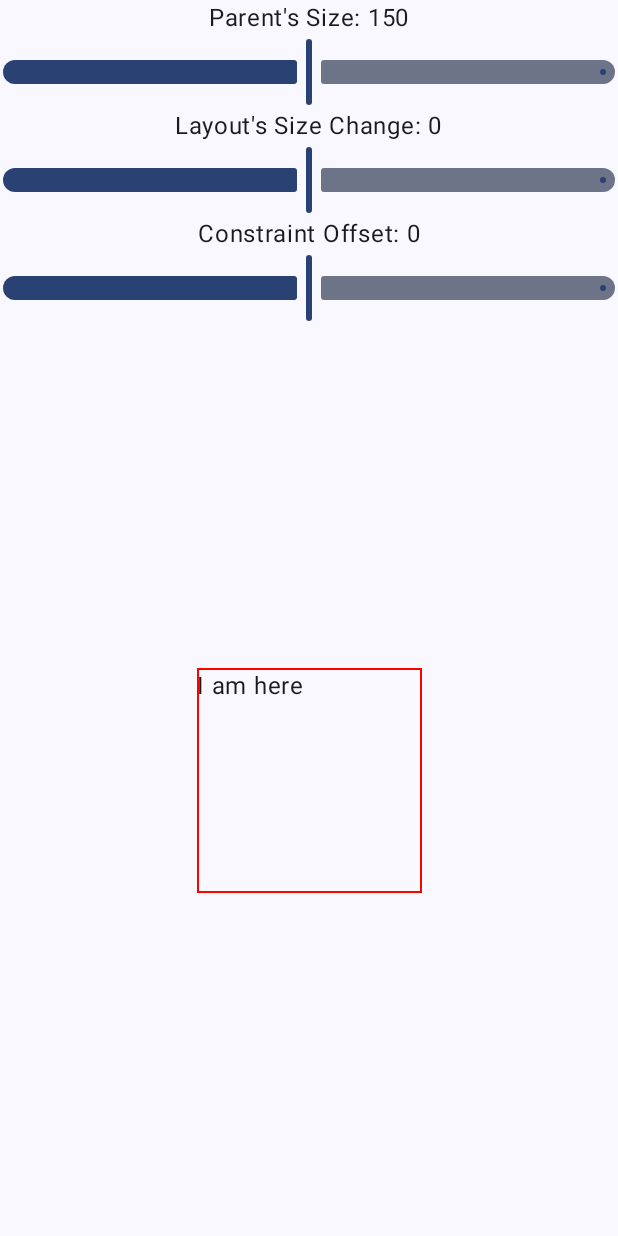
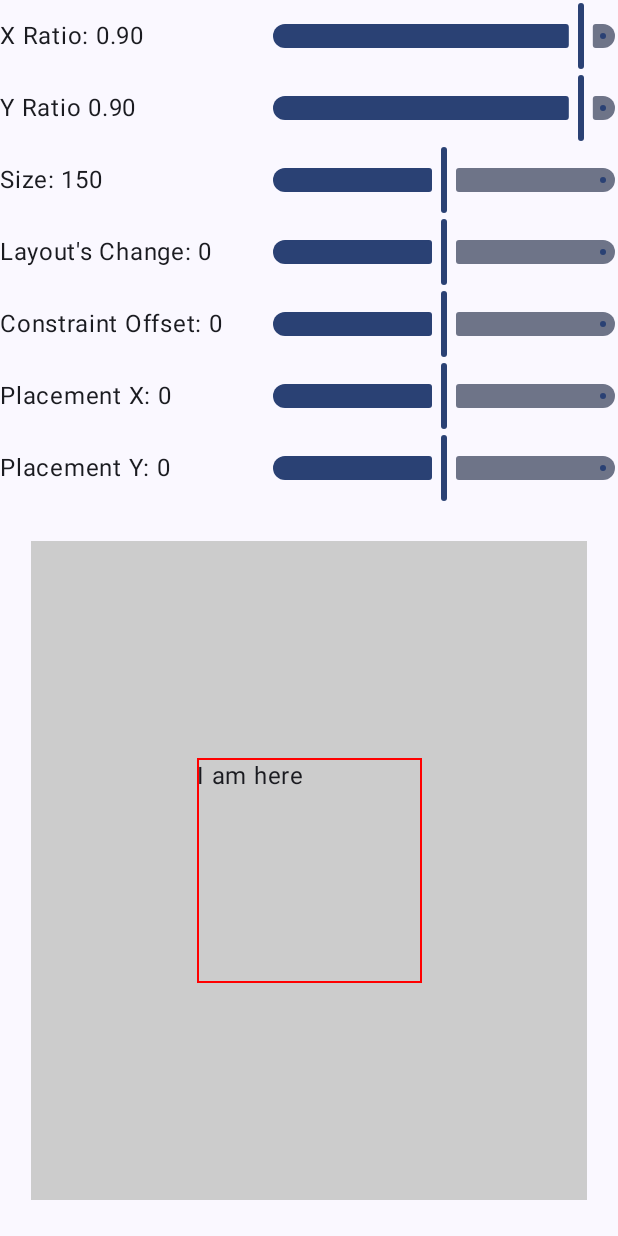
Before and after one commit to elye/demo_android_jetpack_compose_custom_layout, an Android app built with Jetpack Compose: the screen it shows after launch (LayoutModifierSizeExperimentActivity), after a tap on "LayoutModifierSizeExperimentActivity", on a phone screen of 412 x 824 dp. Run offline under Robolectric (Android 15) with nearby library versions, the phone set to English and light mode, and no system bars.

Commit message:
Add a grey centralizable parent

```diff
--- a/app/src/main/java/com/example/customlayout/LayoutModifierSizeExperimentActivity.kt
+++ b/app/src/main/java/com/example/customlayout/LayoutModifierSizeExperimentActivity.kt
@@ -3,12 +3,16 @@ package com.example.customlayout
 import android.os.Bundle
 import androidx.activity.ComponentActivity
 import androidx.activity.compose.setContent
+import androidx.compose.foundation.background
 import androidx.compose.foundation.border
 import androidx.compose.foundation.layout.Arrangement
 import androidx.compose.foundation.layout.Box
 import androidx.compose.foundation.layout.BoxScope
 import androidx.compose.foundation.layout.Column
+import androidx.compose.foundation.layout.Row
+import androidx.compose.foundation.layout.fillMaxHeight
 import androidx.compose.foundation.layout.fillMaxSize
+import androidx.compose.foundation.layout.fillMaxWidth
 import androidx.compose.foundation.layout.height
 import androidx.compose.foundation.layout.width
 import androidx.compose.material3.MaterialTheme
@@ -51,38 +55,119 @@ class LayoutModifierSizeExperimentActivity : ComponentActivity() {
         Column(
             horizontalAlignment = Alignment.CenterHorizontally,
         ) {
-            var parentSize by remember { mutableStateOf(150) }
-            Text(text = "Parent's Size: $parentSize")
+
+            val textWidth = 180.dp
+            var boxSize by remember { mutableStateOf(150) }
+            var parentSizeX by remember { mutableStateOf(0.9f) }
+            var parentSizeY by remember { mutableStateOf(0.9f) }
+            Row (verticalAlignment = Alignment.CenterVertically) {
+                Text(text = "X Ratio: ${parentSizeX.format(2)}", modifier = Modifier.width(textWidth))
                 Slider(
-                value = parentSize.toFloat(),
-                onValueChange = { parentSize = it.toInt() },
+                    value = parentSizeX,
+                    onValueChange = { parentSizeX = it },
+                    valueRange = 0f..1f
+                )
+            }
+            Row (verticalAlignment = Alignment.CenterVertically) {
+                Text(text = "Y Ratio ${parentSizeY.format(2)}", modifier = Modifier.width(textWidth))
+                Slider(
+                    value = parentSizeY,
+                    onValueChange = { parentSizeY = it },
+                    valueRange = 0f..1f
+                )
+            }
+            Row (verticalAlignment = Alignment.CenterVertically) {
+                Text(text = "Size: $boxSize", modifier = Modifier.width(textWidth))
+                Slider(
+                    value = boxSize.toFloat(),
+                    onValueChange = { boxSize = it.toInt() },
                     valueRange = 0f..300f
                 )
+            }
             var layoutSizeChange by remember { mutableStateOf(0) }
-            Text(text = "Layout's Size Change: $layoutSizeChange")
+            Row (verticalAlignment = Alignment.CenterVertically) {
+                Text(text = "Layout's Change: $layoutSizeChange", modifier = Modifier.width(textWidth))
                 Slider(
                     value = layoutSizeChange.toFloat(),
                     onValueChange = { layoutSizeChange = it.toInt() },
                     valueRange = -150f..150f
                 )
+            }
             var constraintOffSet by remember { mutableStateOf(0) }
-            Text(text = "Constraint Offset: $constraintOffSet")
+            Row (verticalAlignment = Alignment.CenterVertically) {
+                Text(text = "Constraint Offset: $constraintOffSet", modifier = Modifier.width(textWidth))
                 Slider(
                     value = constraintOffSet.toFloat(),
                     onValueChange = { constraintOffSet = it.toInt() },
                     valueRange = -150f..150f
                 )
+            }
+            var placementX by remember { mutableStateOf(0) }
+            Row (verticalAlignment = Alignment.CenterVertically) {
+                Text(text = "Placement X: $placementX", modifier = Modifier.width(textWidth))
+                Slider(
+                    value = placementX.toFloat(),
+                    onValueChange = { placementX = it.toInt() },
+                    valueRange = -150f..150f
+                )
+            }
+            var placementY by remember { mutableStateOf(0) }
+            Row (verticalAlignment = Alignment.CenterVertically) {
+                Text(text = "Placement Y: $placementY", modifier = Modifier.width(textWidth))
+                Slider(
+                    value = placementY.toFloat(),
+                    onValueChange = { placementY = it.toInt() },
+                    valueRange = -150f..150f
+                )
+            }
             Column(
                 horizontalAlignment = CenterHorizontally,
                 verticalArrangement = Arrangement.Center,
                 modifier = Modifier.fillMaxSize()
             ) {
-                val size = parentSize.dp
-                BoxLayout(size, Color.Red, layoutSizeChange.dp, constraintOffSet.dp) {
-                    BoxLayout(size, Color.Green, layoutSizeChange.dp, constraintOffSet.dp) {
-                        BoxLayout(size, Color.Blue, layoutSizeChange.dp, constraintOffSet.dp) {
-                            BoxLayout(size, Color.Magenta, layoutSizeChange.dp, constraintOffSet.dp) {
+                Column(
+                    horizontalAlignment = CenterHorizontally,
+                    verticalArrangement = Arrangement.Center,
+                    modifier = Modifier
+                        .fillMaxWidth(parentSizeX)
+                        .fillMaxHeight(parentSizeY)
+                        .background(Color.LightGray)
+                ) {
+                    val size = boxSize.dp
+                    BoxLayout(
+                        size,
+                        Color.Red,
+                        layoutSizeChange.dp,
+                        constraintOffSet.dp,
+                        placementX.dp,
+                        placementY.dp
+                    ) {
+                        BoxLayout(
+                            size,
+                            Color.Green,
+                            layoutSizeChange.dp,
+                            constraintOffSet.dp,
+                            placementX.dp,
+                            placementY.dp
+                        ) {
+                            BoxLayout(
+                                size,
+                                Color.Blue,
+                                layoutSizeChange.dp,
+                                constraintOffSet.dp,
+                                placementX.dp,
+                                placementY.dp
+                            ) {
+                                BoxLayout(
+                                    size,
+                                    Color.Magenta,
+                                    layoutSizeChange.dp,
+                                    constraintOffSet.dp,
+                                    placementX.dp,
+                                    placementY.dp
+                                ) {
                                     Text("I am here")
+                                }
                             }
                         }
                     }
@@ -98,23 +183,29 @@ class LayoutModifierSizeExperimentActivity : ComponentActivity() {
         borderColor: Color,
         layoutSizeChange: Dp,
         constraintOffSet: Dp,
+        placementX: Dp,
+        placementY: Dp,
         content: @Composable BoxScope.() -> Unit = {}
     ) {
         Box(modifier = Modifier
             .width(size)
             .height(size)
             .layout { measurable, constraints ->
-                val placeable = measurable.measure(constraints.offset(
+                val placeable = measurable.measure(
+                    constraints.offset(
                         constraintOffSet.roundToPx(),
                         constraintOffSet.roundToPx()
-                ))
+                    )
+                )
                 layout(
                     placeable.width + layoutSizeChange.roundToPx(),
                     placeable.height + layoutSizeChange.roundToPx()
                 ) {
-                    placeable.place(0, 0)
+                    placeable.place(placementX.roundToPx(), placementY.roundToPx())
                 }
             }
             .border(1.dp, borderColor), content = content)
     }
+
+    private fun Float.format(digits: Int) = "%.${digits}f".format(this)
 }
```
Lines whose indentation alone changed are shown as unchanged.
